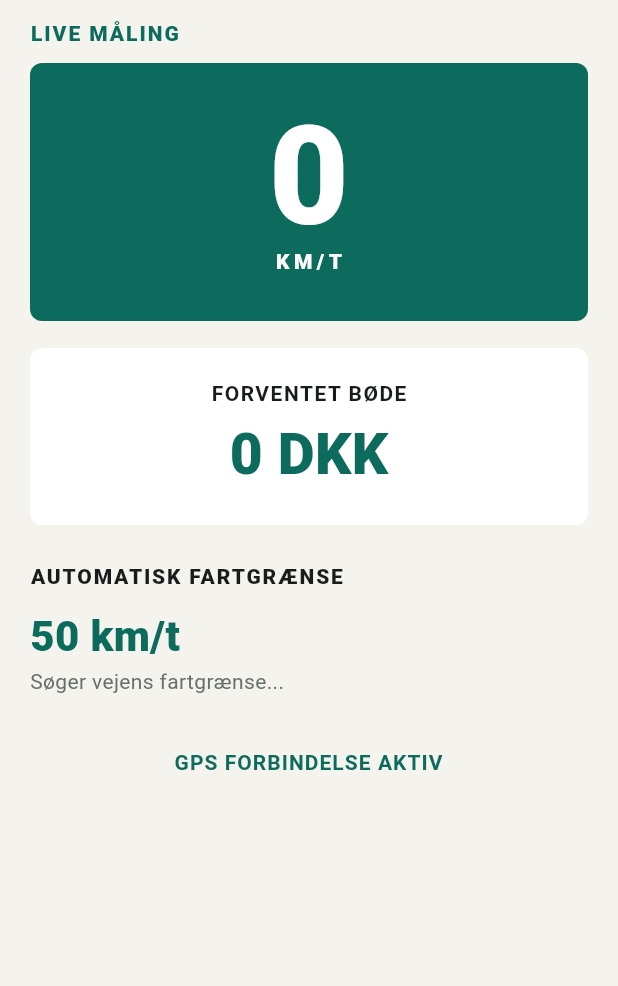
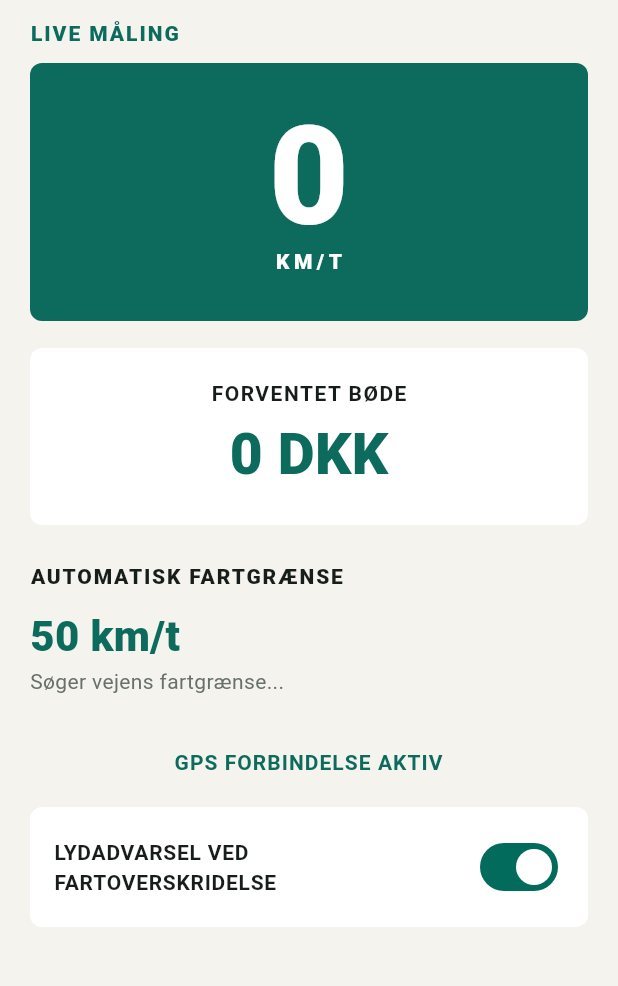
Before and after one commit to cbjoed/SpeedTrap, a Flutter app: the screen it shows after launch, on a phone screen of 412 x 824 dp, the part 84-1070 px from its top. Run offline on Flutter 3.47's test engine with Material 3 defaults, Android fonts, the phone set to English and light mode, and no system bars; our stand-ins replace geolocator; Roboto replaces fonts that are missing (sans).

Commit message:
feat: add over-speed visual and sound warnings
Co-authored-by: cbjoed <126810086+cbjoed@users.noreply.github.com>

```diff
--- a/lib/views/home_screen.dart
+++ b/lib/views/home_screen.dart
@@ -11,6 +11,8 @@ class HomeScreen extends StatelessWidget {
     return Consumer<SpeedometerViewModel>(
       builder: (context, vm, _) {
         final alertColor = _alertColor(vm.fineResult.amount);
+        const overLimitColor = Color(0xffbd342f);
+        final speedCardColor = vm.isOverSpeeding ? overLimitColor : alertColor;
 
         return Scaffold(
           appBar: AppBar(
@@ -37,11 +39,15 @@ class HomeScreen extends StatelessWidget {
                           fontWeight: FontWeight.w800,
                           letterSpacing: 1.3)),
                   const SizedBox(height: 10),
-                  Container(
+                  AnimatedContainer(
+                    duration: const Duration(milliseconds: 220),
                     padding: const EdgeInsets.symmetric(vertical: 30),
                     decoration: BoxDecoration(
-                        color: alertColor,
+                        color: speedCardColor,
                         borderRadius: BorderRadius.circular(8)),
+                    child: AnimatedScale(
+                      duration: const Duration(milliseconds: 220),
+                      scale: vm.isOverSpeeding ? 1.03 : 1,
                       child: Column(
                         children: [
                           Text(vm.currentSpeed.round().toString(),
@@ -56,6 +62,7 @@ class HomeScreen extends StatelessWidget {
                                   fontWeight: FontWeight.w800,
                                   letterSpacing: 3)),
                         ],
+                      ),
                     ),
                   ),
                   const SizedBox(height: 18),
@@ -119,6 +126,27 @@ class HomeScreen extends StatelessWidget {
                           color: alertColor,
                           fontWeight: FontWeight.w700,
                           letterSpacing: .7)),
+                  const SizedBox(height: 20),
+                  Container(
+                    padding: const EdgeInsets.all(16),
+                    decoration: BoxDecoration(
+                        color: Colors.white,
+                        borderRadius: BorderRadius.circular(8)),
+                    child: Row(
+                      children: [
+                        const Expanded(
+                          child: Text('LYDADVARSEL VED FARTOVERSKRIDELSE',
+                              style: TextStyle(
+                                  fontWeight: FontWeight.w700,
+                                  letterSpacing: .5)),
+                        ),
+                        Switch(
+                          value: vm.soundEffectsEnabled,
+                          onChanged: vm.setSoundEffectsEnabled,
+                        ),
+                      ],
+                    ),
+                  ),
                 ],
               ),
             ),
```
Also changed, not shown: lib/viewmodels/speedometer_vm.dart (+25 -6 lines), 2 other files. Lines whose indentation alone changed are shown as unchanged.
